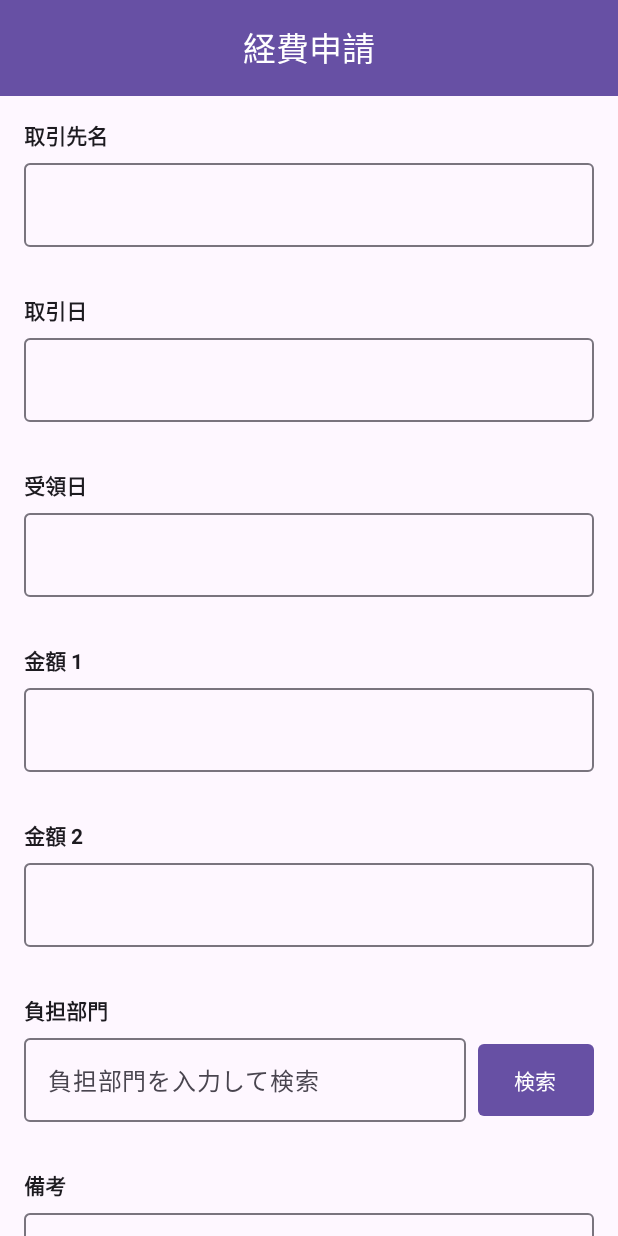
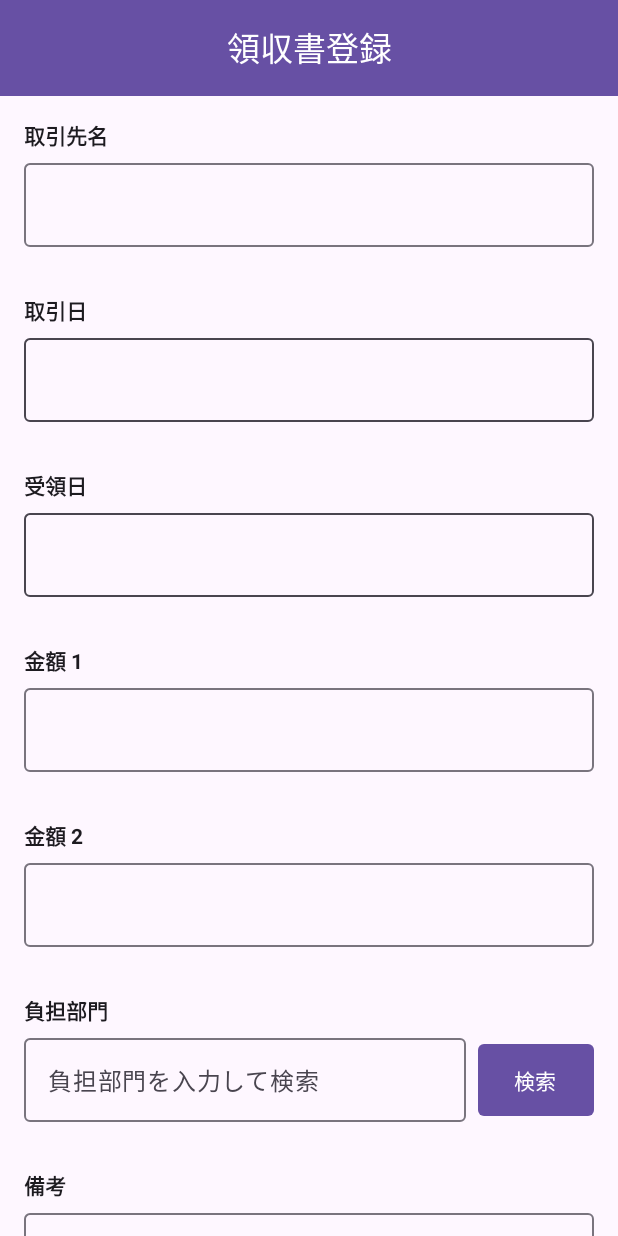
Before and after one commit to akkie76/AccountantApp, an Android app built with Jetpack Compose: the screen it shows after launch (MainActivity), on a phone screen of 412 x 824 dp. Run offline under Robolectric (Android 15) with nearby library versions, the phone set to English and light mode, and no system bars; our stand-ins replace Dagger/Hilt's generated code.

Commit message:
add DatePicker

```diff
--- a/app/src/main/java/jp/co/accountant/app/ui/BaseInput.kt
+++ b/app/src/main/java/jp/co/accountant/app/ui/BaseInput.kt
@@ -10,7 +10,9 @@ import androidx.compose.material3.Icon
 import androidx.compose.material3.IconButton
 import androidx.compose.material3.MaterialTheme
 import androidx.compose.material3.OutlinedTextField
+import androidx.compose.material3.OutlinedTextFieldDefaults
 import androidx.compose.material3.Text
+import androidx.compose.material3.TextFieldColors
 import androidx.compose.runtime.Composable
 import androidx.compose.runtime.getValue
 import androidx.compose.runtime.mutableStateOf
@@ -25,10 +27,15 @@ import jp.co.accountant.R
 
 @Composable
 fun BaseInput(
+    modifier: Modifier = Modifier,
+    text: String = "",
     @StringRes titleId: Int,
-    placeholder: @Composable (() -> Unit)? = null
+    onValueChange: (String) -> Unit = {},
+    enabled: Boolean = true,
+    placeholder: @Composable (() -> Unit)? = null,
+    colors: TextFieldColors = OutlinedTextFieldDefaults.colors()
 ) {
-    var text by remember { mutableStateOf("") }
+    var input by remember { mutableStateOf(text) }
 
     Column(modifier = Modifier.padding(vertical = dimensionResource(R.dimen.large_space))) {
         Text(
@@ -39,15 +46,17 @@ fun BaseInput(
         )
         OutlinedTextField(
             value = text,
-            modifier = Modifier.fillMaxWidth(),
+            modifier = modifier.fillMaxWidth(),
+            enabled = enabled,
             placeholder = placeholder,
             onValueChange = { newValue ->
-                text = newValue
+                input = newValue
+                onValueChange(input)
             },
             trailingIcon = {
-                if (text.isNotEmpty()) {
+                if (text.isNotEmpty() && enabled) {
                     IconButton(onClick = {
-                        text = ""
+                        input = ""
                     }) {
                         Icon(
                             imageVector = Icons.Default.Clear,
@@ -56,7 +65,8 @@ fun BaseInput(
                     }
                 }
             },
-            singleLine = true
+            singleLine = true,
+            colors = colors
         )
     }
 }
--- /dev/null
+++ b/app/src/main/java/jp/co/accountant/app/ui/DatePickerInput.kt
@@ -0,0 +1,66 @@
+package jp.co.accountant.app.ui
+
+import android.annotation.SuppressLint
+import androidx.annotation.StringRes
+import androidx.compose.foundation.clickable
+import androidx.compose.material3.MaterialTheme
+import androidx.compose.material3.Scaffold
+import androidx.compose.material3.TextFieldDefaults
+import androidx.compose.runtime.Composable
+import androidx.compose.runtime.getValue
+import androidx.compose.runtime.mutableStateOf
+import androidx.compose.runtime.remember
+import androidx.compose.runtime.setValue
+import androidx.compose.ui.Modifier
+import androidx.compose.ui.tooling.preview.Preview
+import jp.co.accountant.R
+
+@Composable
+fun DatePickerInput(
+    @StringRes titleId: Int,
+    placeholder: @Composable (() -> Unit)? = null
+) {
+    var date by remember { mutableStateOf("") }
+    var showDatePicker by remember { mutableStateOf(false) }
+
+    BaseInput(
+        modifier = Modifier.clickable {
+            showDatePicker = true
+        },
+        text = date,
+        enabled = false,
+        titleId = titleId,
+        placeholder = placeholder,
+        // FIXME: disabledIndicatorColorがやや異なるので修正する
+        colors = TextFieldDefaults.colors(
+            disabledContainerColor = MaterialTheme.colorScheme.surface,
+            disabledTextColor = MaterialTheme.colorScheme.onSurface,
+            disabledLabelColor = MaterialTheme.colorScheme.onSurfaceVariant,
+            disabledIndicatorColor = MaterialTheme.colorScheme.onSurfaceVariant,
+            disabledPlaceholderColor = MaterialTheme.colorScheme.onSurfaceVariant
+        )
+    )
+
+    if (showDatePicker) {
+        BaseDatePickerDialog(
+            onConfirm = { selectedDate ->
+                date = selectedDate
+                showDatePicker = false
+            },
+            onDismiss = {
+                showDatePicker = false
+            }
+        )
+    }
+}
+
+@SuppressLint("UnusedMaterial3ScaffoldPaddingParameter")
+@Preview()
+@Composable
+private fun PreviewDatePickerInput() {
+    Scaffold {
+        PreviewSurface {
+            DatePickerInput(titleId = R.string.trading_date_title)
+        }
+    }
+}
--- a/app/src/main/java/jp/co/accountant/domain/expense/ui/ExpenseScreen.kt
+++ b/app/src/main/java/jp/co/accountant/domain/expense/ui/ExpenseScreen.kt
@@ -18,6 +18,7 @@ import androidx.compose.ui.res.stringResource
 import androidx.compose.ui.tooling.preview.Preview
 import jp.co.accountant.R
 import jp.co.accountant.app.ui.BaseInput
+import jp.co.accountant.app.ui.DatePickerInput
 import jp.co.accountant.app.ui.theme.AccountantAppTheme
 import jp.co.accountant.domain.expense.ui.component.DepartmentInput
 
@@ -48,10 +49,10 @@ fun ExpenseScreen() {
                 BaseInput(titleId = R.string.customer_name_title)
 
                 /** 取引日 **/
-                BaseInput(titleId = R.string.trading_date_title)
+                DatePickerInput(titleId = R.string.trading_date_title)
 
                 /** 受領日 **/
-                BaseInput(titleId = R.string.receipt_date_title)
+                DatePickerInput(titleId = R.string.receipt_date_title)
 
                 // 金額
 
--- a/app/src/main/res/values/strings.xml
+++ b/app/src/main/res/values/strings.xml
@@ -1,6 +1,6 @@
 <resources>
     <string name="app_name">AccountantApp</string>
-    <string name="app_bar_title">経費申請</string>
+    <string name="app_bar_title">領収書登録</string>
     <string name="customer_name_title">取引先名</string>
     <string name="trading_date_title">取引日</string>
     <string name="receipt_date_title">受領日</string>
@@ -17,5 +17,6 @@
     <string name="placeholder_search">入力して検索</string>
     <string name="placeholder_search_name">部門を入力して検索</string>
     <string name="placeholder_search_code">コードを入力して検索</string>
-    <string name="cancel">キャンセル</string>
+    <string name="ok">OK</string>
+    <string name="cancel">Cancel</string>
 </resources>
```
Also changed, not shown: app/src/main/java/jp/co/accountant/app/ui/BaseDatePickerDialog.kt (added, +65 -0 lines).
